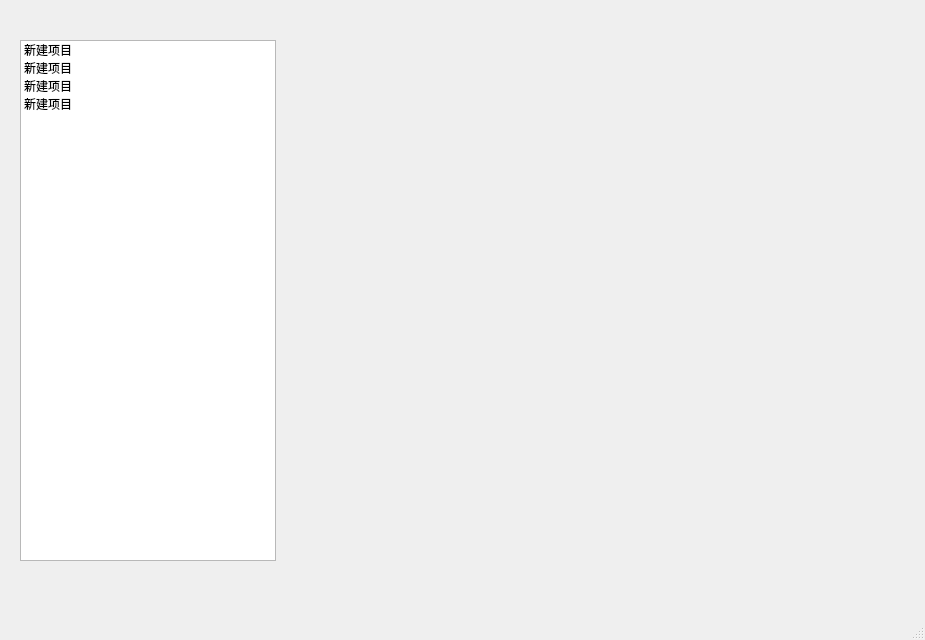
Old version of the form qt try/ui_outline/usermainwindow.ui in the repository GhostofAdam/LibraryManagement.
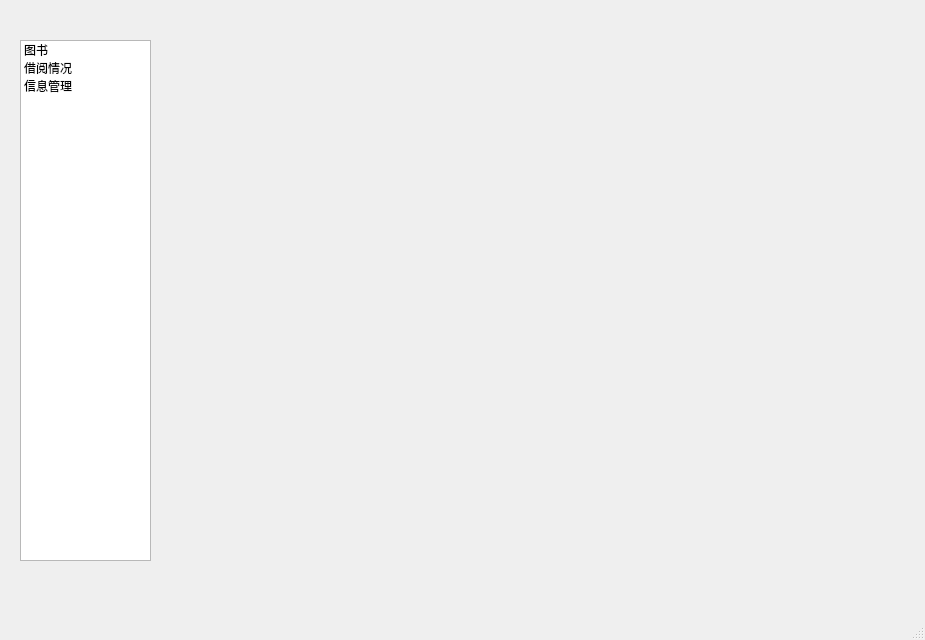
New version of the form.

The edit to the form file:
```diff
--- a/qt try/ui_outline/usermainwindow.ui
+++ b/qt try/ui_outline/usermainwindow.ui
@@ -19,42 +19,39 @@
      <rect>
       <x>20</x>
       <y>40</y>
-      <width>256</width>
+      <width>131</width>
       <height>521</height>
      </rect>
     </property>
     <item>
      <property name="text">
-      <string>新建项目</string>
+      <string>图书</string>
      </property>
     </item>
     <item>
      <property name="text">
-      <string>新建项目</string>
+      <string>借阅情况</string>
      </property>
     </item>
     <item>
      <property name="text">
-      <string>新建项目</string>
-     </property>
-    </item>
-    <item>
-     <property name="text">
-      <string>新建项目</string>
+      <string>信息管理</string>
      </property>
     </item>
    </widget>
    <widget class="QStackedWidget" name="stackedWidget">
     <property name="geometry">
      <rect>
-      <x>280</x>
+      <x>210</x>
       <y>40</y>
-      <width>611</width>
+      <width>681</width>
       <height>521</height>
      </rect>
     </property>
-    <widget class="QWidget" name="page"/>
-    <widget class="QWidget" name="page_2"/>
+    <property name="currentIndex">
+     <number>0</number>
+    </property>
+    <widget class="QWidget" name="BookPage"/>
    </widget>
   </widget>
   <widget class="QMenuBar" name="menubar">
```
Left out of the diff: 4 changed lines with no effect on the pictures.
